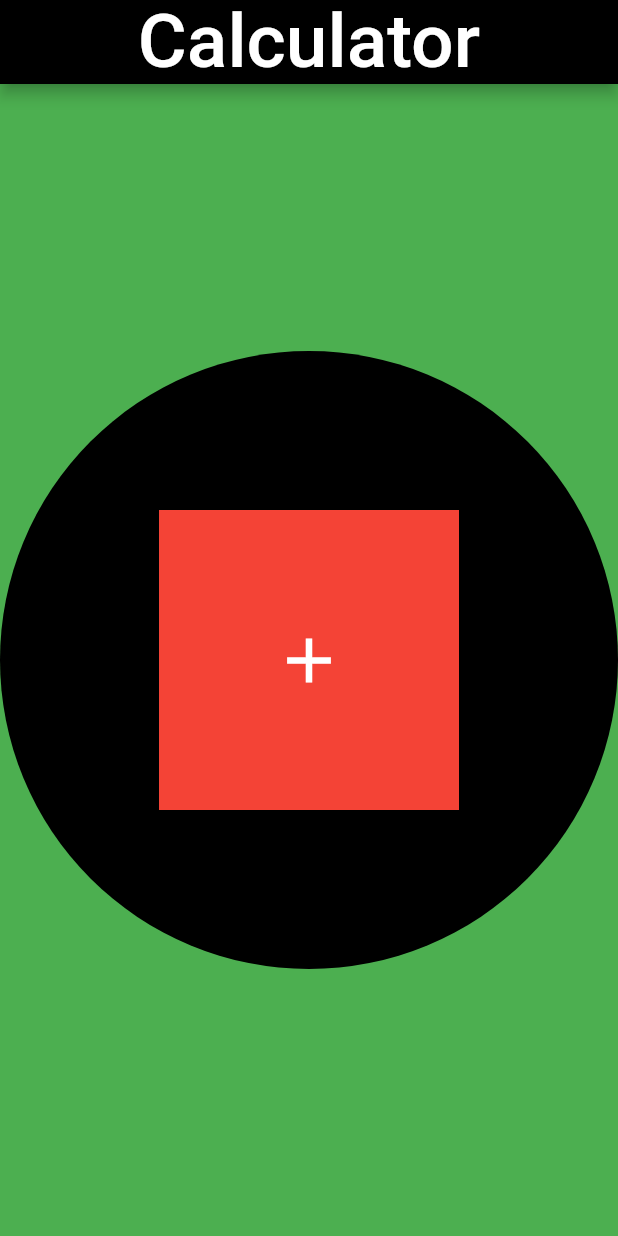
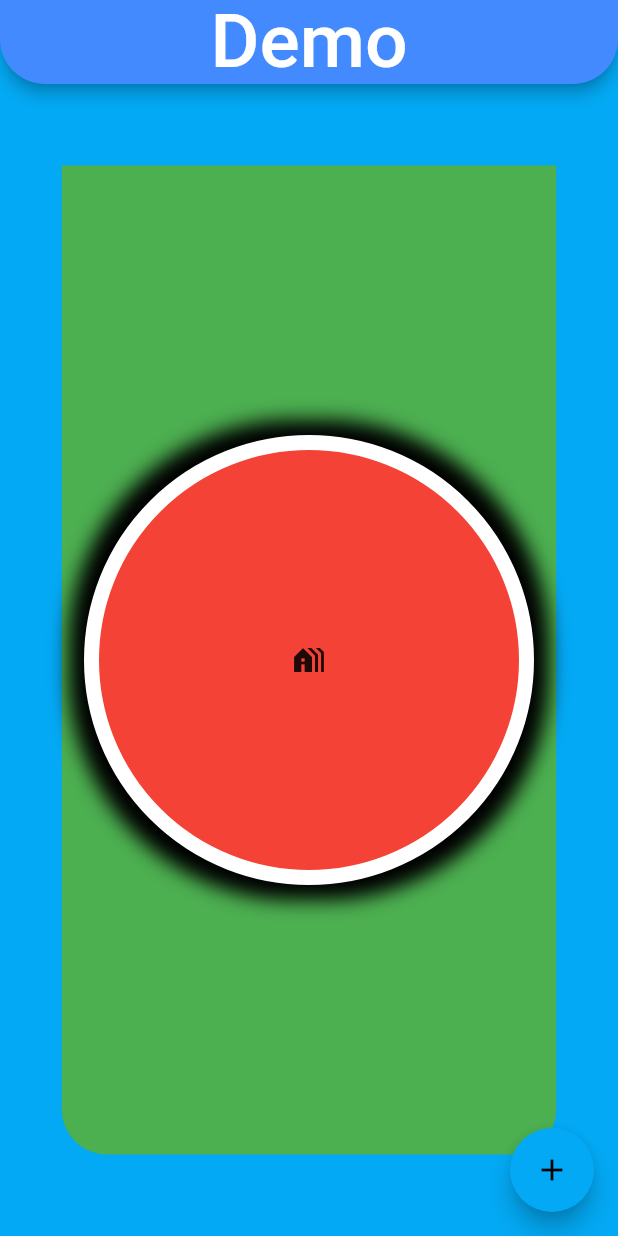
Before and after one commit to Abhiinav7/flutter_sample, a Flutter app: the screen it shows after launch, on a phone screen of 412 x 824 dp. Run offline on Flutter 3.47's test engine with Material 2 defaults, Android fonts, the phone set to English and light mode, and no system bars.

Commit message:
4th commit

```diff
--- a/lib/homepage.dart
+++ b/lib/homepage.dart
@@ -1,4 +1,5 @@
 import 'package:flutter/material.dart';
+
 class MyHome extends StatefulWidget {
   const MyHome({super.key});
 
@@ -9,44 +10,51 @@ class MyHome extends StatefulWidget {
 class _MyHomeState extends State<MyHome> {
   @override
   Widget build(BuildContext context) {
-    return  Scaffold(
+    return Scaffold(
       backgroundColor: Colors.lightBlue,
-      appBar:AppBar(
-
+      appBar: AppBar(
         centerTitle: true,
-        backgroundColor: Colors.black,
-        title: const Text("Calculator",
-        style: TextStyle(
+        backgroundColor: Colors.blueAccent,
+        title: const Text(
+          "Demo",
+          style: TextStyle(
             color: Colors.white,
-          fontSize: 50,
+            fontSize: 50,
+          ),
         ),
-        ),
-      ) ,
-      body: Container(
-
-        height: MediaQuery.of(context).size.height,
-        width: MediaQuery.of(context).size.width,
-        color: Colors.green,
+        shape: const RoundedRectangleBorder(
+            borderRadius: BorderRadius.vertical(bottom: Radius.circular(30))),
+      ),
+      body: Center(
         child: Container(
-
+          height: MediaQuery.of(context).size.height * 0.80,
+          width: MediaQuery.of(context).size.width * 0.80,
+          margin: const EdgeInsets.only(bottom: 20,left: 20,right: 20,top: 20),
           decoration: const BoxDecoration(
-            color: Colors.black,
-            shape: BoxShape.circle
-          ),
-          child:Center(
+              color: Colors.green,
+              borderRadius:
+                  BorderRadius.only(bottomRight: Radius.circular(30),bottomLeft: Radius.circular(30))),
+          child: Center(
             child: Container(
-              width: 200,
-              height: 200,
-              color: Colors.red,
-              child: const Icon(
-                Icons.add,
-                color: Colors.white,
-                size: 50,
+              width: 300,
+              height: 300,
+              decoration: BoxDecoration(
+                color: Colors.red,
+                border: Border.all(width: 10, color: Colors.white),
+                borderRadius: const BorderRadius.all(Radius.circular(150)),
+                boxShadow: const [BoxShadow(blurRadius: 10, spreadRadius: 10)],
               ),
+              child: Icon(Icons.holiday_village)
             ),
           ),
         ),
-    ),
+      ),
+      floatingActionButton: FloatingActionButton(
+        child: Icon(Icons.add),
+        onPressed: (){},
+        tooltip: "button",
+
+      ),
     );
   }
 }
```
